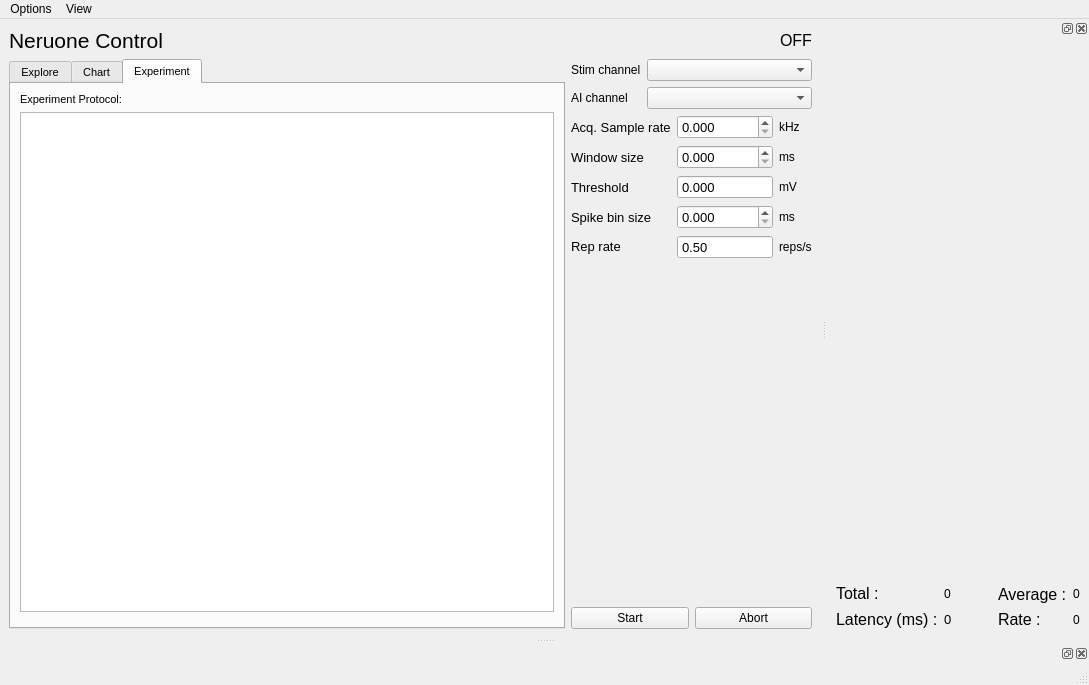
Before: the Qt Designer form spikeylab/main/main_control.ui in portfors-lab/sparkle, drawn with Qt 5.
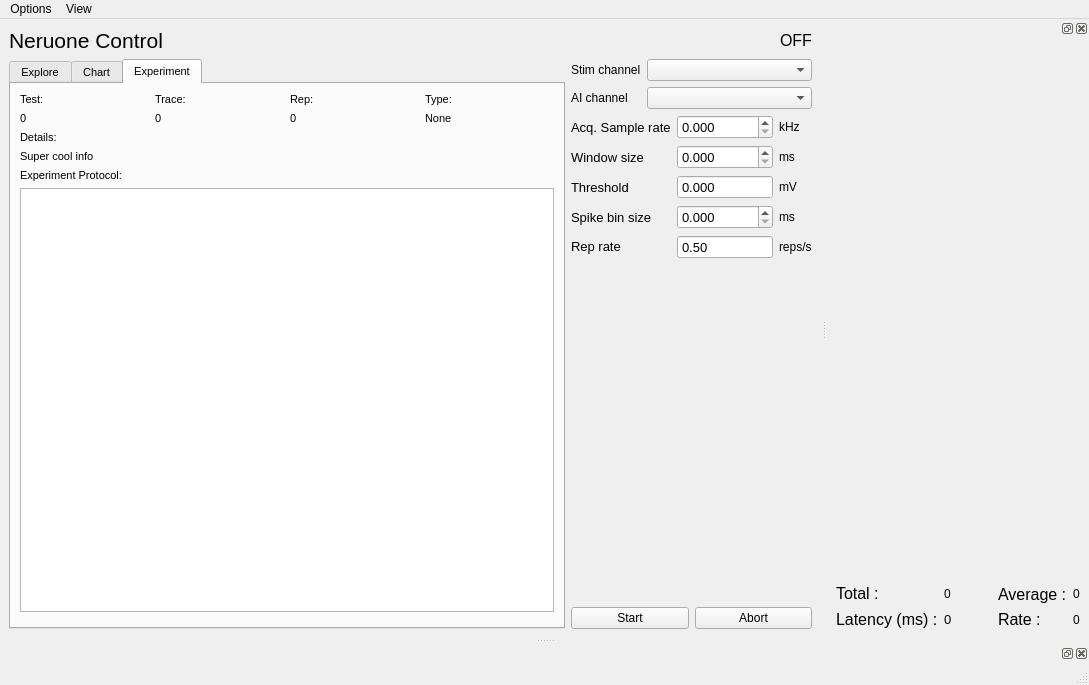
After: the same form once the commit is applied. The open tabs and pages were chosen to show the change. Custom widgets are drawn as their Qt base class.

Commit message: Added minimal test progress info

Diff of the .ui file:
```diff
--- a/spikeylab/main/main_control.ui
+++ b/spikeylab/main/main_control.ui
@@ -209,6 +209,80 @@
           <string>Experiment</string>
          </attribute>
          <layout class="QVBoxLayout" name="verticalLayout_5">
+          <item>
+           <layout class="QGridLayout" name="gridLayout_2">
+            <item row="0" column="2">
+             <widget class="QLabel" name="label_14">
+              <property name="text">
+               <string>Rep:</string>
+              </property>
+             </widget>
+            </item>
+            <item row="0" column="0">
+             <widget class="QLabel" name="label_8">
+              <property name="text">
+               <string>Test:</string>
+              </property>
+             </widget>
+            </item>
+            <item row="0" column="1">
+             <widget class="QLabel" name="label_9">
+              <property name="text">
+               <string>Trace:</string>
+              </property>
+             </widget>
+            </item>
+            <item row="1" column="1">
+             <widget class="QLabel" name="trace_num">
+              <property name="text">
+               <string>0</string>
+              </property>
+             </widget>
+            </item>
+            <item row="1" column="3">
+             <widget class="QLabel" name="trace_type">
+              <property name="text">
+               <string>None</string>
+              </property>
+             </widget>
+            </item>
+            <item row="0" column="3">
+             <widget class="QLabel" name="label_15">
+              <property name="text">
+               <string>Type:</string>
+              </property>
+             </widget>
+            </item>
+            <item row="1" column="0">
+             <widget class="QLabel" name="test_num">
+              <property name="text">
+               <string>0</string>
+              </property>
+             </widget>
+            </item>
+            <item row="2" column="0">
+             <widget class="QLabel" name="label_21">
+              <property name="text">
+               <string>Details:</string>
+              </property>
+             </widget>
+            </item>
+            <item row="1" column="2">
+             <widget class="QLabel" name="rep_num">
+              <property name="text">
+               <string>0</string>
+              </property>
+             </widget>
+            </item>
+            <item row="3" column="0" colspan="4">
+             <widget class="QLabel" name="trace_info">
+              <property name="text">
+               <string>Super cool info</string>
+              </property>
+             </widget>
+            </item>
+           </layout>
+          </item>
           <item>
            <widget class="QLabel" name="label_2">
             <property name="text">
```
Left out of the diff: 10 changed lines with no effect on the pictures. The commit also changes 6 other files.
